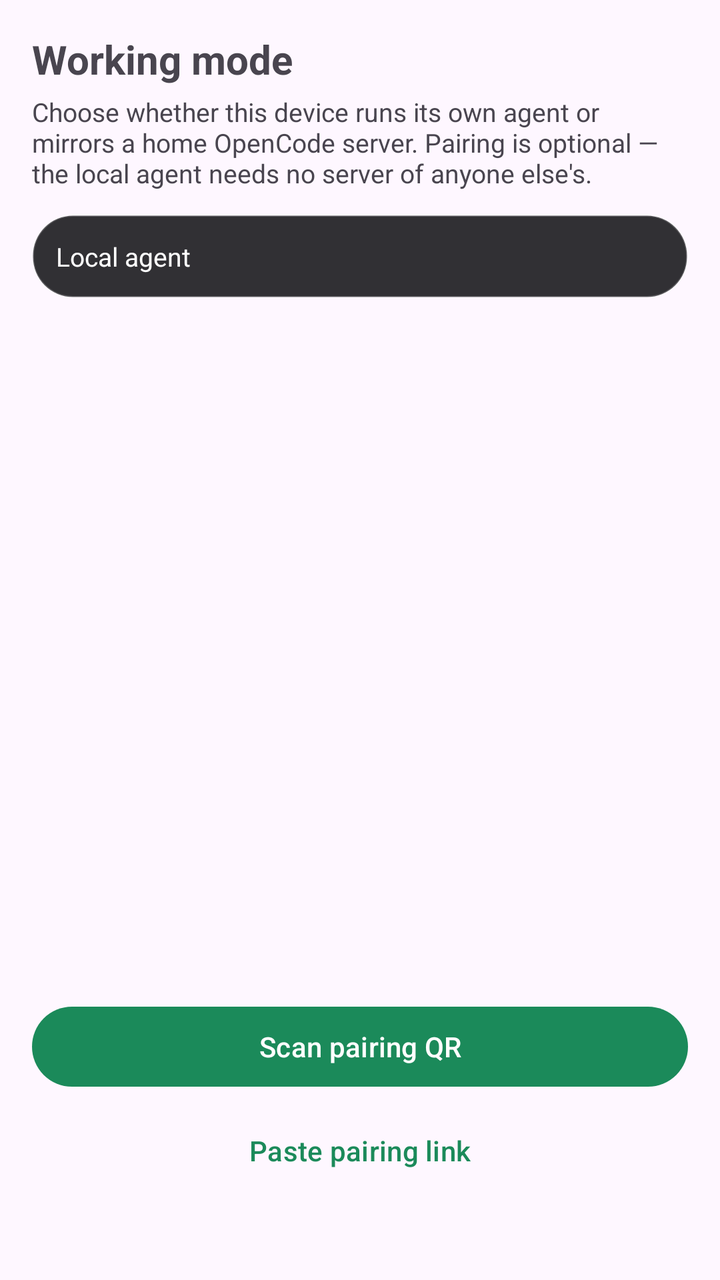
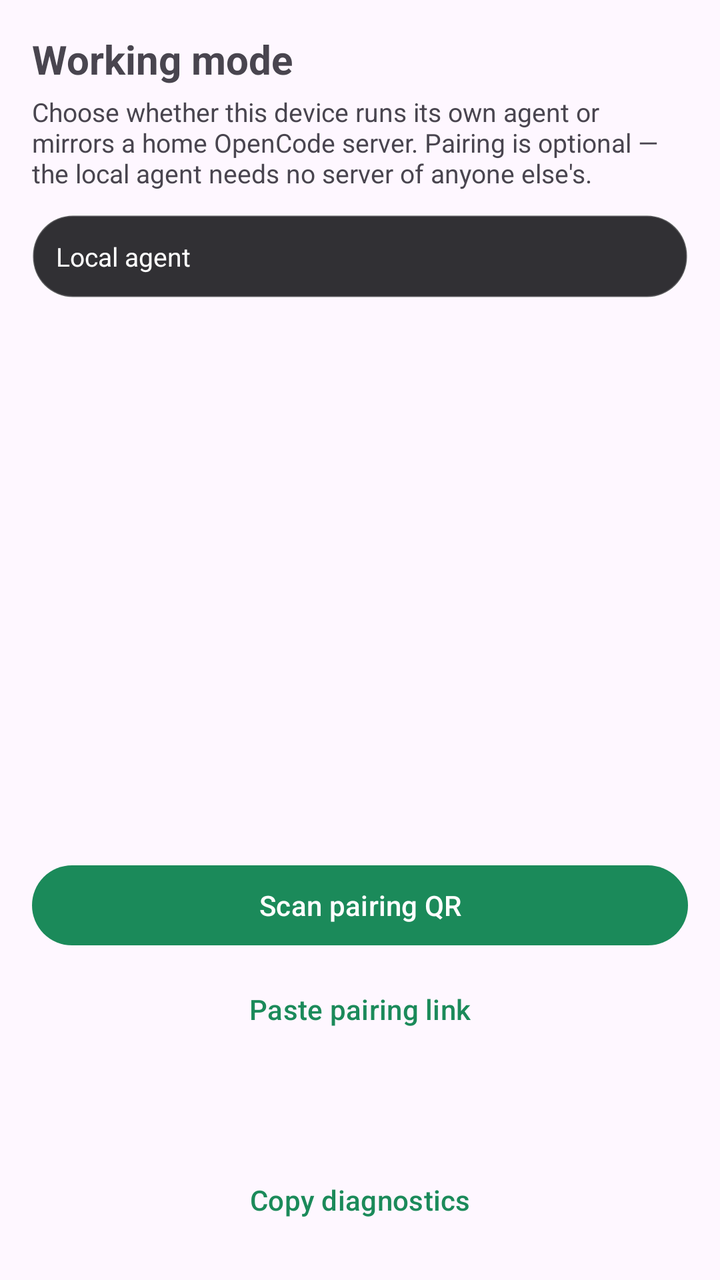

Compare the two renders of this Android layout. The source of the first and the diff that turns it into the second are given below.
<!-- AndroidManifest.xml: application theme Theme.OpenCode -->
<!-- res/layout/activity_peers.xml -->
<?xml version="1.0" encoding="utf-8"?>
<LinearLayout xmlns:android="http://schemas.android.com/apk/res/android"
    android:layout_width="match_parent"
    android:layout_height="match_parent"
    android:orientation="vertical"
    android:background="?android:attr/colorBackground"
    android:padding="16dp">

    <TextView
        android:layout_width="wrap_content"
        android:layout_height="wrap_content"
        android:text="@string/peers_title"
        android:textSize="20sp"
        android:textStyle="bold" />

    <TextView
        android:layout_width="match_parent"
        android:layout_height="wrap_content"
        android:layout_marginTop="4dp"
        android:text="@string/peers_subtitle"
        android:textSize="13sp" />

    
    <TextView
        android:id="@+id/modeStatus"
        android:layout_width="match_parent"
        android:layout_height="wrap_content"
        android:layout_marginTop="12dp"
        android:background="@drawable/bg_mode_chip"
        android:padding="12dp"
        android:text="@string/mode_local"
        android:textColor="#FFFFFFFF"
        android:textSize="13sp" />

    
    <com.google.android.material.button.MaterialButton
        android:id="@+id/workLocallyButton"
        style="@style/Widget.Material3.Button.OutlinedButton"
        android:layout_width="match_parent"
        android:layout_height="wrap_content"
        android:layout_marginTop="8dp"
        android:text="@string/work_locally"
        android:visibility="gone" />

    
    <LinearLayout
        android:id="@+id/batteryWarning"
        android:layout_width="match_parent"
        android:layout_height="wrap_content"
        android:layout_marginTop="12dp"
        android:background="@drawable/bg_mode_chip"
        android:orientation="vertical"
        android:padding="12dp"
        android:visibility="gone">

        <TextView
            android:layout_width="match_parent"
            android:layout_height="wrap_content"
            android:text="@string/battery_title"
            android:textColor="#FFFFC9A0"
            android:textSize="13sp"
            android:textStyle="bold" />

        <TextView
            android:layout_width="match_parent"
            android:layout_height="wrap_content"
            android:layout_marginTop="4dp"
            android:text="@string/battery_body"
            android:textColor="#FFFFFFFF"
            android:textSize="13sp" />

        <com.google.android.material.button.MaterialButton
            android:id="@+id/batteryButton"
            style="@style/Widget.Material3.Button.TextButton"
            android:layout_width="wrap_content"
            android:layout_height="wrap_content"
            android:layout_marginTop="4dp"
            android:text="@string/battery_open" />
    </LinearLayout>

    <ListView
        android:id="@+id/peerList"
        android:layout_width="match_parent"
        android:layout_height="0dp"
        android:layout_weight="1"
        android:layout_marginTop="12dp" />

    <TextView
        android:id="@+id/emptyView"
        android:layout_width="match_parent"
        android:layout_height="0dp"
        android:layout_weight="1"
        android:gravity="center"
        android:text="@string/peers_empty"
        android:textSize="14sp"
        android:visibility="gone" />

    <com.google.android.material.button.MaterialButton
        android:id="@+id/scanButton"
        android:layout_width="match_parent"
        android:layout_height="wrap_content"
        android:layout_marginTop="12dp"
        android:text="@string/peers_scan_qr" />

    <com.google.android.material.button.MaterialButton
        android:id="@+id/pasteButton"
        style="@style/Widget.Material3.Button.TextButton"
        android:layout_width="match_parent"
        android:layout_height="wrap_content"
        android:layout_marginTop="4dp"
        android:text="@string/peers_paste_link" />

    
    <TextView
        android:id="@+id/engineInfo"
        android:layout_width="match_parent"
        android:layout_height="wrap_content"
        android:layout_marginTop="10dp"
        android:gravity="center"
        android:textIsSelectable="true"
        android:textSize="11sp"
        android:alpha="0.55" />
</LinearLayout>
<!-- resources referenced by this layout -->
<resources>
  <!-- drawable bg_mode_chip (drawable) -->
  <?xml version="1.0" encoding="utf-8"?>
  <shape xmlns:android="http://schemas.android.com/apk/res/android"
      android:shape="rectangle">
      <solid android:color="#E61B1B1F" />
      <corners android:radius="20dp" />
      <stroke
          android:width="1dp"
          android:color="#33FFFFFF" />
  </shape>
  <string name="battery_body">Huawei, Xiaomi and similar ROMs freeze background apps to save battery, which stops the local OpenCode server while it is supposed to be running. Allow unrestricted background activity for this app. On HarmonyOS/EMUI also open Battery → App launch and set OpenCode to “Manage manually”.</string>
  <string name="battery_open">Open battery settings</string>
  <string name="battery_title">Background may be killed</string>
  <string name="mode_local">Local agent</string>
  <string name="peers_empty">No servers paired yet. Scan a pairing QR or paste a pairing link.</string>
  <string name="peers_paste_link">Paste pairing link</string>
  <string name="peers_scan_qr">Scan pairing QR</string>
  <string name="peers_subtitle">Choose whether this device runs its own agent or mirrors a home OpenCode server. Pairing is optional — the local agent needs no server of anyone else\'s.</string>
  <string name="peers_title">Working mode</string>
  <string name="work_locally">Work locally</string>
  <style name="Theme.OpenCode" parent="Theme.Material3.DayNight.NoActionBar">
          <item name="colorPrimary">@color/opencode_primary</item>
          <item name="colorOnPrimary">@color/opencode_on_primary</item>
          <item name="android:statusBarColor">?android:attr/colorBackground</item>
          <item name="android:navigationBarColor">?android:attr/colorBackground</item>
          <item name="android:windowLightStatusBar" tools:targetApi="m">true</item>
      </style>
  <color name="opencode_primary">#1B8A5A</color>
  <color name="opencode_on_primary">#FFFFFF</color>
</resources>

<!-- the commit's change to res/layout/activity_peers.xml (unified diff, before → after) -->
@@ -120,4 +120,24 @@
         android:textIsSelectable="true"
         android:textSize="11sp"
         android:alpha="0.55" />
+
+    
+    <TextView
+        android:id="@+id/workspaceInfo"
+        android:layout_width="match_parent"
+        android:layout_height="wrap_content"
+        android:layout_marginTop="4dp"
+        android:gravity="center"
+        android:textIsSelectable="true"
+        android:textSize="11sp"
+        android:alpha="0.55" />
+
+    
+    <com.google.android.material.button.MaterialButton
+        android:id="@+id/copyDiagnosticsButton"
+        style="@style/Widget.Material3.Button.TextButton"
+        android:layout_width="match_parent"
+        android:layout_height="wrap_content"
+        android:layout_marginTop="4dp"
+        android:text="@string/copy_diagnostics" />
 </LinearLayout>
<!-- resource entries referenced after the edit -->
@@ -13,6 +13,7 @@
   <string name="battery_body">Huawei, Xiaomi and similar ROMs freeze background apps to save battery, which stops the local OpenCode server while it is supposed to be running. Allow unrestricted background activity for this app. On HarmonyOS/EMUI also open Battery → App launch and set OpenCode to “Manage manually”.</string>
   <string name="battery_open">Open battery settings</string>
   <string name="battery_title">Background may be killed</string>
+  <string name="copy_diagnostics">Copy diagnostics</string>
   <string name="mode_local">Local agent</string>
   <string name="peers_empty">No servers paired yet. Scan a pairing QR or paste a pairing link.</string>
   <string name="peers_paste_link">Paste pairing link</string>
